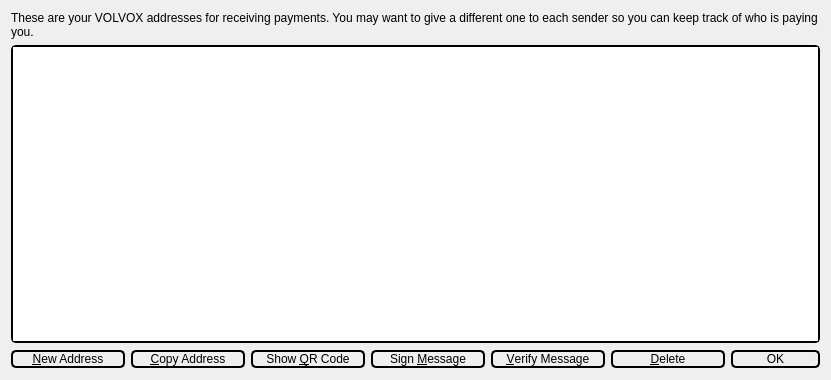
First picture: the form in src/qt/forms/addressbookpage.ui, repository nazarpechka/volvox-old, before the edit.
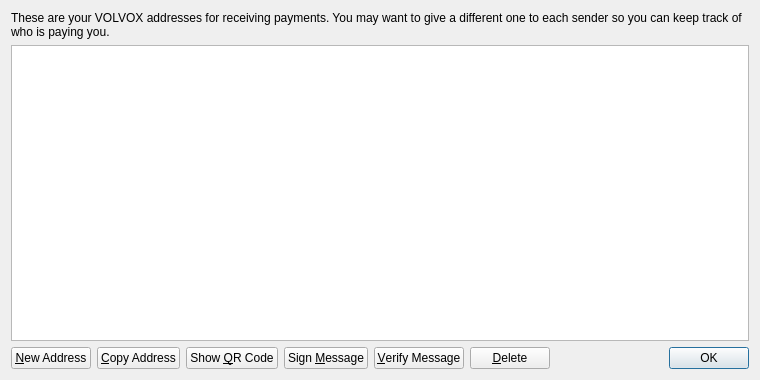
Second picture: the form after the edit. Icons and pictures are not drawn.

```diff
--- a/src/qt/forms/addressbookpage.ui
+++ b/src/qt/forms/addressbookpage.ui
@@ -36,12 +36,7 @@
       <string>Double-click to edit address or label</string>
      </property>
      <property name="styleSheet">
-      <string notr="true">
-border-top-left-radius: 5px;
-border-top-right-radius: 5px;
-border-bottom-left-radius: 5px;
-border-bottom-right-radius: 5px;
-border: 2px solid #000000;</string>
+      <string notr="true"></string>
      </property>
      <property name="tabKeyNavigation">
       <bool>false</bool>
@@ -71,13 +66,7 @@
         <string>Create a new address</string>
        </property>
        <property name="styleSheet">
-        <string notr="true">border-top-left-radius: 5px;
-border-top-right-radius: 5px;
-border-bottom-left-radius: 5px;
-border-bottom-right-radius: 5px;
-border: 2px solid #000000;
-min-width: 110px;
-max-width: 110px;</string>
+        <string notr="true"></string>
        </property>
        <property name="text">
         <string>&amp;New Address</string>
@@ -94,13 +83,7 @@
         <string>Copy the currently selected address to the system clipboard</string>
        </property>
        <property name="styleSheet">
-        <string notr="true">border-top-left-radius: 5px;
-border-top-right-radius: 5px;
-border-bottom-left-radius: 5px;
-border-bottom-right-radius: 5px;
-border: 2px solid #000000;
-min-width: 110px;
-max-width: 110px;</string>
+        <string notr="true"></string>
        </property>
        <property name="text">
         <string>&amp;Copy Address</string>
@@ -114,13 +97,7 @@
      <item>
       <widget class="QPushButton" name="showQRCode">
        <property name="styleSheet">
-        <string notr="true">border-top-left-radius: 5px;
-border-top-right-radius: 5px;
-border-bottom-left-radius: 5px;
-border-bottom-right-radius: 5px;
-border: 2px solid #000000;
-min-width: 110px;
-max-width: 110px;</string>
+        <string notr="true"></string>
        </property>
        <property name="text">
         <string>Show &amp;QR Code</string>
@@ -137,13 +114,7 @@
         <string>Sign a message to prove you own a VOLVOX address</string>
        </property>
        <property name="styleSheet">
-        <string notr="true">border-top-left-radius: 5px;
-border-top-right-radius: 5px;
-border-bottom-left-radius: 5px;
-border-bottom-right-radius: 5px;
-border: 2px solid #000000;
-min-width: 110px;
-max-width: 110px;</string>
+        <string notr="true"></string>
        </property>
        <property name="text">
         <string>Sign &amp;Message</string>
@@ -160,13 +131,7 @@
         <string>Verify a message to ensure it was signed with a specified VOLVOX address</string>
        </property>
        <property name="styleSheet">
-        <string notr="true">border-top-left-radius: 5px;
-border-top-right-radius: 5px;
-border-bottom-left-radius: 5px;
-border-bottom-right-radius: 5px;
-border: 2px solid #000000;
-min-width: 110px;
-max-width: 110px;</string>
+        <string notr="true"></string>
        </property>
        <property name="text">
         <string>&amp;Verify Message</string>
@@ -183,13 +148,7 @@
         <string>Delete the currently selected address from the list</string>
        </property>
        <property name="styleSheet">
-        <string notr="true">border-top-left-radius: 5px;
-border-top-right-radius: 5px;
-border-bottom-left-radius: 5px;
-border-bottom-right-radius: 5px;
-border: 2px solid #000000;
-min-width: 110px;
-max-width: 110px;</string>
+        <string notr="true"></string>
        </property>
        <property name="text">
         <string>&amp;Delete</string>
@@ -222,13 +181,7 @@
         </sizepolicy>
        </property>
        <property name="styleSheet">
-        <string notr="true">border-top-left-radius: 5px;
-border-top-right-radius: 5px;
-border-bottom-left-radius: 5px;
-border-bottom-right-radius: 5px;
-border: 2px solid #000000;
-min-width: 85px;
-max-width: 85px;</string>
+        <string notr="true"></string>
        </property>
        <property name="standardButtons">
         <set>QDialogButtonBox::Ok</set>
```
